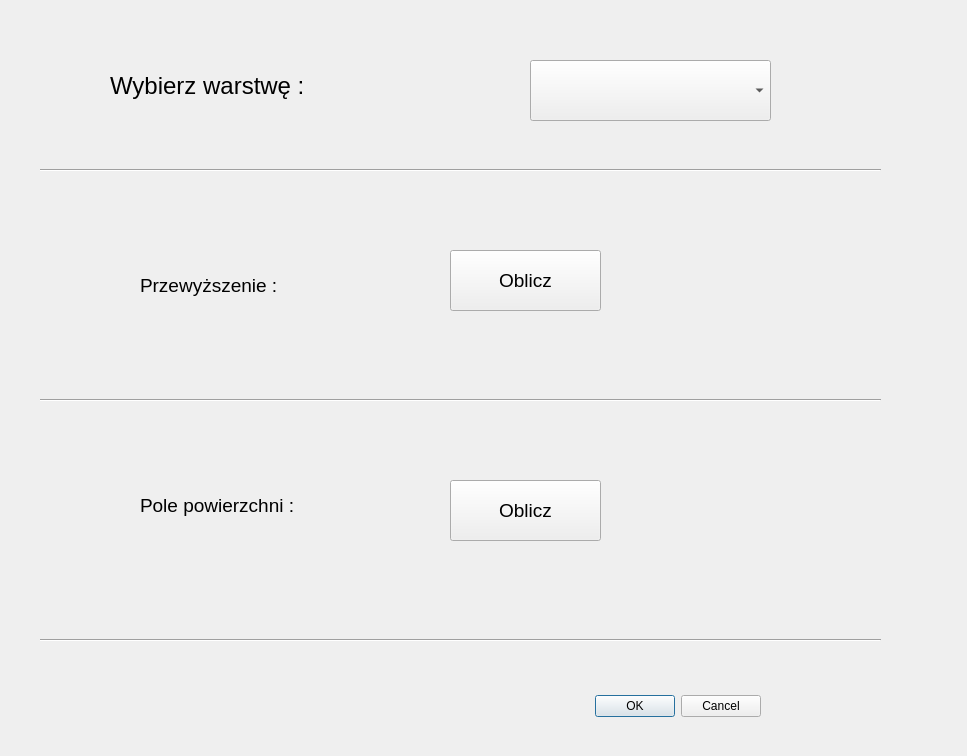
Old version of the form PROJ_INF_2_v2_dialog_base.ui in the repository milcie/PROJ_INF_2_v2.
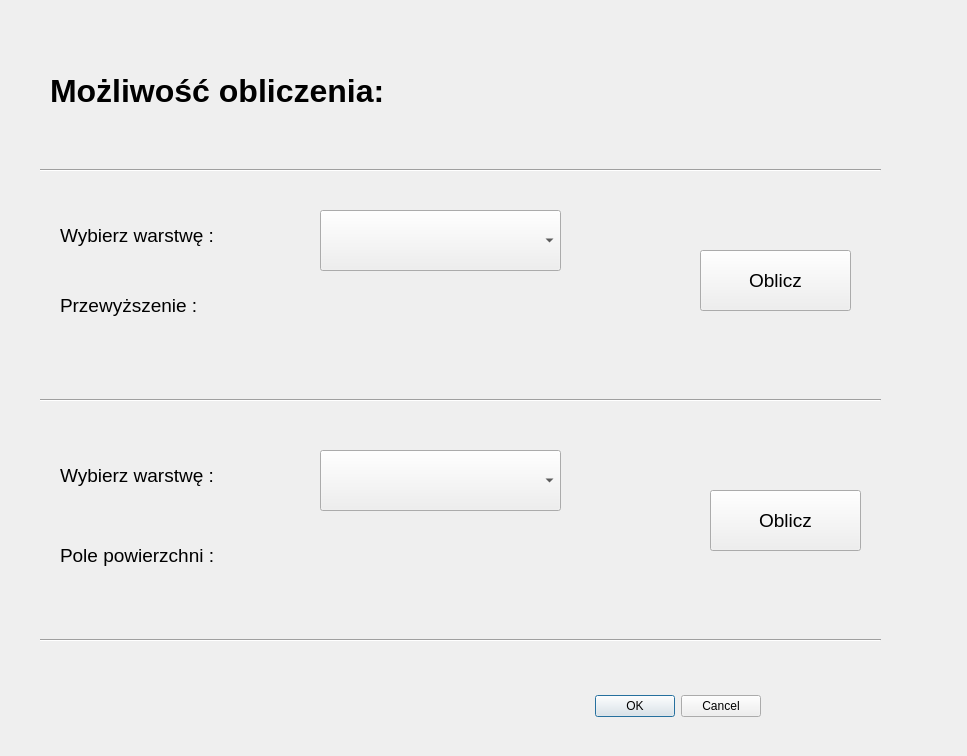
New version of the form. Custom widgets are drawn as their Qt base class.

Commit message: edytowanie interfejsu wtyczki

Diff of the .ui file:
```diff
--- a/PROJ_INF_2_v2_dialog_base.ui
+++ b/PROJ_INF_2_v2_dialog_base.ui
@@ -32,8 +32,8 @@
   <widget class="QgsMapLayerComboBox" name="mMapLayerComboBox">
    <property name="geometry">
     <rect>
-     <x>530</x>
-     <y>60</y>
+     <x>320</x>
+     <y>210</y>
      <width>241</width>
      <height>61</height>
     </rect>
@@ -42,15 +42,15 @@
   <widget class="QLabel" name="wybor_warstwa">
    <property name="geometry">
     <rect>
-     <x>110</x>
-     <y>40</y>
+     <x>60</x>
+     <y>190</y>
      <width>261</width>
      <height>91</height>
     </rect>
    </property>
    <property name="font">
     <font>
-     <pointsize>18</pointsize>
+     <pointsize>14</pointsize>
     </font>
    </property>
    <property name="text">
@@ -60,8 +60,8 @@
   <widget class="QLabel" name="pole_powierzchni">
    <property name="geometry">
     <rect>
-     <x>140</x>
-     <y>450</y>
+     <x>60</x>
+     <y>500</y>
      <width>231</width>
      <height>111</height>
     </rect>
@@ -78,7 +78,7 @@
   <widget class="QPushButton" name="pushButton_dh">
    <property name="geometry">
     <rect>
-     <x>450</x>
+     <x>700</x>
      <y>250</y>
      <width>151</width>
      <height>61</height>
@@ -109,8 +109,8 @@
   <widget class="QLabel" name="przewyzszenie">
    <property name="geometry">
     <rect>
-     <x>140</x>
-     <y>260</y>
+     <x>60</x>
+     <y>280</y>
      <width>191</width>
      <height>51</height>
     </rect>
@@ -140,8 +140,8 @@
   <widget class="QPushButton" name="pushButton_2">
    <property name="geometry">
     <rect>
-     <x>450</x>
-     <y>480</y>
+     <x>710</x>
+     <y>490</y>
      <width>151</width>
      <height>61</height>
     </rect>
@@ -171,8 +171,8 @@
   <widget class="QLabel" name="wynik_dh">
    <property name="geometry">
     <rect>
-     <x>630</x>
-     <y>250</y>
+     <x>370</x>
+     <y>300</y>
      <width>181</width>
      <height>61</height>
     </rect>
@@ -189,8 +189,8 @@
   <widget class="QLabel" name="wynik_pole">
    <property name="geometry">
     <rect>
-     <x>630</x>
-     <y>480</y>
+     <x>310</x>
+     <y>440</y>
      <width>181</width>
      <height>61</height>
     </rect>
@@ -204,6 +204,54 @@
     <string/>
    </property>
   </widget>
+  <widget class="QLabel" name="wybor_warstwa_2">
+   <property name="geometry">
+    <rect>
+     <x>60</x>
+     <y>430</y>
+     <width>261</width>
+     <height>91</height>
+    </rect>
+   </property>
+   <property name="font">
+    <font>
+     <pointsize>14</pointsize>
+    </font>
+   </property>
+   <property name="text">
+    <string>Wybierz warstwę : </string>
+   </property>
+  </widget>
+  <widget class="QgsMapLayerComboBox" name="mMapLayerComboBox_2">
+   <property name="geometry">
+    <rect>
+     <x>320</x>
+     <y>450</y>
+     <width>241</width>
+     <height>61</height>
+    </rect>
+   </property>
+  </widget>
+  <widget class="QLabel" name="label">
+   <property name="geometry">
+    <rect>
+     <x>50</x>
+     <y>60</y>
+     <width>631</width>
+     <height>61</height>
+    </rect>
+   </property>
+   <property name="font">
+    <font>
+     <pointsize>24</pointsize>
+     <weight>75</weight>
+     <bold>true</bold>
+    </font>
+   </property>
+   <property name="text">
+    <string>Możliwość obliczenia:</string>
+   </property>
+  </widget>
  </widget>
  <customwidgets>
   <customwidget>
```
